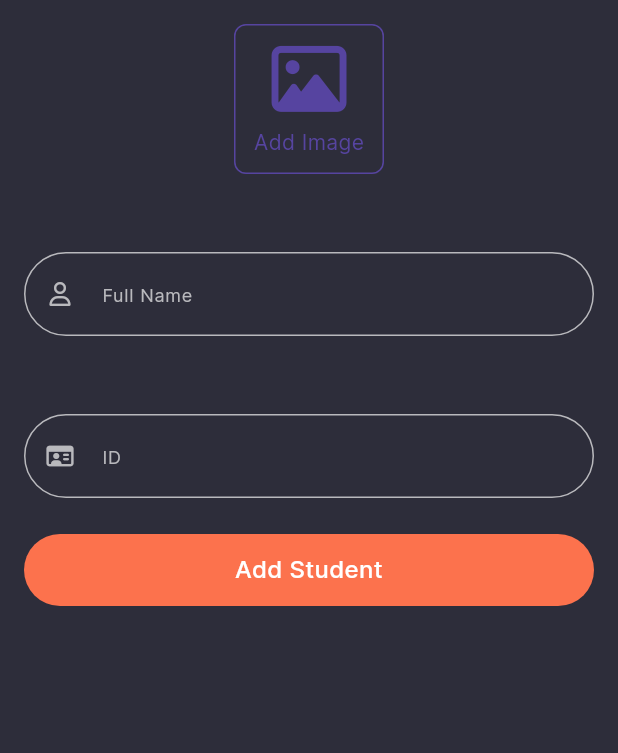
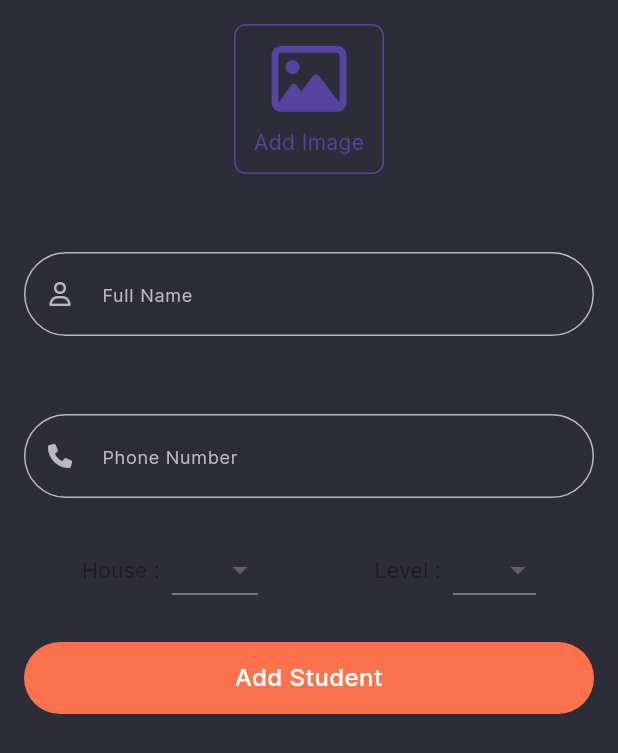
Before and after one commit to AhmedYasserSellow/codealpha_college_app, a Flutter app: the AddStudentSheet widget shown alone on an empty page, opened directly, on a phone screen of 412 x 824 dp. Shown: the top 753 px of the screen. Run offline on Flutter 3.47's test engine with Material 3 defaults, Android fonts, the light colour scheme and no system bars; our stand-ins replace firebase_auth, firebase_core, flutter_bloc, font_awesome_flutter, image_picker, shared_preferences; accounts and stored records are empty; network calls fail.

Commit message:
add student sheet ui added

```diff
--- a/lib/features/admin/presentation/view_models/upload_student_data/upload_student_data_cubit.dart
+++ b/lib/features/admin/presentation/view_models/upload_student_data/upload_student_data_cubit.dart
@@ -9,9 +9,29 @@ class UploadStudentDataCubit extends Cubit<UploadStudentDataState> {
   GlobalKey<FormState> formKey = GlobalKey<FormState>();
   XFile? studentImage;
   TextEditingController studentNameController = TextEditingController();
-  TextEditingController studentIDController = TextEditingController();
+  TextEditingController studentPhoneController = TextEditingController();
+  String? studentHouse;
+  String? studentLevel;
   void pickStudentImage() async {
     studentImage = await ImagePicker().pickImage(source: ImageSource.gallery);
     emit(StudentImagePicked());
   }
+
+  void pickStudentHouse(String house) {
+    studentHouse = house;
+    emit(StudentHousePicked());
+  }
+
+  void pickStudentLevel(String level) {
+    studentLevel = level;
+    emit(StudentLevelPicked());
+  }
+
+  void uploadStudentData() {
+    if (formKey.currentState!.validate()) {
+      emit(UploadStudentDataLoading());
+
+      emit(UploadStudentDataSuccess());
+    }
+  }
 }
--- a/lib/features/admin/presentation/view_models/upload_student_data/upload_student_data_state.dart
+++ b/lib/features/admin/presentation/view_models/upload_student_data/upload_student_data_state.dart
@@ -5,3 +5,11 @@ abstract class UploadStudentDataState {}
 final class UploadStudentDataInitial extends UploadStudentDataState {}
 
 final class StudentImagePicked extends UploadStudentDataState {}
+
+final class UploadStudentDataLoading extends UploadStudentDataState {}
+
+final class UploadStudentDataSuccess extends UploadStudentDataState {}
+
+final class StudentHousePicked extends UploadStudentDataState {}
+
+final class StudentLevelPicked extends UploadStudentDataState {}
--- a/lib/core/widgets/main_button.dart
+++ b/lib/features/admin/presentation/views/widgets/add_button.dart
@@ -1,10 +1,10 @@
 import 'package:flutter/material.dart';
 import 'package:flutter_bloc/flutter_bloc.dart';
 import 'package:hogwarts_college_app/core/utils/colors.dart';
-import 'package:hogwarts_college_app/features/auth/presentation/view_models/auth_cubit/auth_cubit.dart';
+import 'package:hogwarts_college_app/features/admin/presentation/view_models/upload_student_data/upload_student_data_cubit.dart';
 
-class MainButton extends StatelessWidget {
-  const MainButton({
+class AddButton extends StatelessWidget {
+  const AddButton({
     super.key,
     required this.text,
     this.onTap,
@@ -17,7 +17,7 @@ class MainButton extends StatelessWidget {
   final Color textColor;
   @override
   Widget build(BuildContext context) {
-    return BlocBuilder<AuthCubit, AuthState>(
+    return BlocBuilder<UploadStudentDataCubit, UploadStudentDataState>(
       builder: (context, state) {
         return GestureDetector(
           onTap: onTap,
@@ -29,7 +29,7 @@ class MainButton extends StatelessWidget {
               color: buttonColor,
             ),
             child: Center(
-              child: state is AdminButtonisLoading
+              child: state is UploadStudentDataLoading
                   ? const CircularProgressIndicator(
                       color: Colors.white,
                     )
--- a/lib/features/admin/presentation/views/widgets/add_student_sheet.dart
+++ b/lib/features/admin/presentation/views/widgets/add_student_sheet.dart
@@ -1,7 +1,9 @@
 import 'package:flutter/material.dart';
 import 'package:flutter_bloc/flutter_bloc.dart';
 import 'package:font_awesome_flutter/font_awesome_flutter.dart';
-import 'package:hogwarts_college_app/core/widgets/main_button.dart';
+import 'package:hogwarts_college_app/features/admin/presentation/views/widgets/select_house.dart';
+import 'package:hogwarts_college_app/features/admin/presentation/views/widgets/select_level.dart';
+import 'package:hogwarts_college_app/features/auth/presentation/views/widgets/auth_button.dart';
 import 'package:hogwarts_college_app/core/widgets/text_field.dart';
 import 'package:hogwarts_college_app/features/admin/presentation/view_models/upload_student_data/upload_student_data_cubit.dart';
 import 'package:hogwarts_college_app/features/admin/presentation/views/widgets/upload_image_box.dart';
@@ -34,12 +36,41 @@ class AddStudentSheet extends StatelessWidget {
                     .studentNameController,
               ),
               CustomTextField(
-                title: 'ID',
-                icon: FontAwesomeIcons.idCard,
-                controller:
-                    context.read<UploadStudentDataCubit>().studentIDController,
+                title: 'Phone Number',
+                icon: FontAwesomeIcons.phone,
+                controller: context
+                    .read<UploadStudentDataCubit>()
+                    .studentPhoneController,
               ),
-              MainButton(
+              const Row(
+                mainAxisAlignment: MainAxisAlignment.spaceAround,
+                children: [
+                  Row(
+                    mainAxisSize: MainAxisSize.min,
+                    children: [
+                      Text('House :'),
+                      SizedBox(
+                        width: 8,
+                      ),
+                      SelectHouse(),
+                    ],
+                  ),
+                  Row(
+                    mainAxisSize: MainAxisSize.min,
+                    children: [
+                      Text('Level :'),
+                      SizedBox(
+                        width: 8,
+                      ),
+                      SelectLevel(),
+                    ],
+                  ),
+                ],
+              ),
+              const SizedBox(
+                height: 24,
+              ),
+              AuthButton(
                 text: 'Add Student',
                 onTap: () {},
               ),
--- /dev/null
+++ b/lib/features/admin/presentation/views/widgets/select_house.dart
@@ -0,0 +1,40 @@
+import 'package:flutter/material.dart';
+import 'package:flutter_bloc/flutter_bloc.dart';
+import 'package:hogwarts_college_app/features/admin/presentation/view_models/upload_student_data/upload_student_data_cubit.dart';
+
+class SelectHouse extends StatelessWidget {
+  const SelectHouse({
+    super.key,
+  });
+  static const List<String> items = [
+    'GRY',
+    'HUF',
+    'RAV',
+    'SLY',
+  ];
+
+  @override
+  Widget build(BuildContext context) {
+    return BlocBuilder<UploadStudentDataCubit, UploadStudentDataState>(
+      builder: (context, state) {
+        return DropdownButton(
+          value: context.read<UploadStudentDataCubit>().studentHouse,
+          items: items.map(
+            (String value) {
+              return DropdownMenuItem(
+                value: value,
+                child: Text(
+                  value,
+                  style: const TextStyle(color: Colors.black),
+                ),
+              );
+            },
+          ).toList(),
+          onChanged: (String? value) {
+            context.read<UploadStudentDataCubit>().pickStudentHouse(value!);
+          },
+        );
+      },
+    );
+  }
+}
--- /dev/null
+++ b/lib/features/admin/presentation/views/widgets/select_level.dart
@@ -0,0 +1,40 @@
+import 'package:flutter/material.dart';
+import 'package:flutter_bloc/flutter_bloc.dart';
+import 'package:hogwarts_college_app/features/admin/presentation/view_models/upload_student_data/upload_student_data_cubit.dart';
+
+class SelectLevel extends StatelessWidget {
+  const SelectLevel({
+    super.key,
+  });
+  static const List<String> items = [
+    '000',
+    '100',
+    '200',
+    '300',
+  ];
+
+  @override
+  Widget build(BuildContext context) {
+    return BlocBuilder<UploadStudentDataCubit, UploadStudentDataState>(
+      builder: (context, state) {
+        return DropdownButton(
+          value: context.read<UploadStudentDataCubit>().studentLevel,
+          items: items.map(
+            (String value) {
+              return DropdownMenuItem(
+                value: value,
+                child: Text(
+                  value,
+                  style: const TextStyle(color: Colors.black),
+                ),
+              );
+            },
+          ).toList(),
+          onChanged: (String? value) {
+            context.read<UploadStudentDataCubit>().pickStudentLevel(value!);
+          },
+        );
+      },
+    );
+  }
+}
--- a/lib/features/auth/data/repos/auth_repo_impl.dart
+++ b/lib/features/auth/data/repos/auth_repo_impl.dart
@@ -2,6 +2,7 @@ import 'package:firebase_auth/firebase_auth.dart';
 import 'package:flutter/material.dart';
 import 'package:hogwarts_college_app/core/utils/routes.dart';
 import 'package:hogwarts_college_app/features/auth/data/repos/auth_repo.dart';
+import 'package:shared_preferences/shared_preferences.dart';
 
 class AuthRepoImpl implements AuthRepo {
   @override
@@ -10,6 +11,8 @@ class AuthRepoImpl implements AuthRepo {
     try {
       await FirebaseAuth.instance
           .signInWithEmailAndPassword(email: email, password: password);
+      final prefs = await SharedPreferences.getInstance();
+      prefs.setInt('isLoggedIn', 1);
       if (context.mounted) {
         Navigator.pushReplacementNamed(
           context,
@@ -37,6 +40,8 @@ class AuthRepoImpl implements AuthRepo {
   @override
   Future signOut(BuildContext context) async {
     await FirebaseAuth.instance.signOut();
+    final prefs = await SharedPreferences.getInstance();
+    prefs.setInt('isLoggedIn', 0);
     if (context.mounted) {
       Navigator.pushReplacementNamed(
         context,
--- a/lib/features/auth/presentation/views/auth_view.dart
+++ b/lib/features/auth/presentation/views/auth_view.dart
@@ -47,6 +47,7 @@ class AuthView extends StatelessWidget {
                     context.read<AuthCubit>().currentIndex == 0
                         ? const AdminSignInForm()
                         : const StudentSignInForm(),
+                    const SizedBox(height: 16),
                   ],
                 ),
               ),
--- a/lib/features/auth/presentation/views/widgets/admin_sign_in_form.dart
+++ b/lib/features/auth/presentation/views/widgets/admin_sign_in_form.dart
@@ -4,7 +4,7 @@ import 'package:font_awesome_flutter/font_awesome_flutter.dart';
 import 'package:hogwarts_college_app/core/widgets/text_field.dart';
 import 'package:hogwarts_college_app/features/auth/presentation/view_models/auth_cubit/auth_cubit.dart';
 import 'package:hogwarts_college_app/features/auth/presentation/views/widgets/eye.dart';
-import 'package:hogwarts_college_app/core/widgets/main_button.dart';
+import 'package:hogwarts_college_app/features/auth/presentation/views/widgets/auth_button.dart';
 
 class AdminSignInForm extends StatelessWidget {
   const AdminSignInForm({
@@ -27,7 +27,7 @@ class AdminSignInForm extends StatelessWidget {
           icon: FontAwesomeIcons.envelope,
           controller: context.read<AuthCubit>().adminPasswordController,
         ),
-        MainButton(
+        AuthButton(
           text: 'Sign In',
           onTap: () {
             context.read<AuthCubit>().adminSignIn(context);
--- /dev/null
+++ b/lib/features/auth/presentation/views/widgets/auth_button.dart
@@ -0,0 +1,51 @@
+import 'package:flutter/material.dart';
+import 'package:flutter_bloc/flutter_bloc.dart';
+import 'package:hogwarts_college_app/core/utils/colors.dart';
+import 'package:hogwarts_college_app/features/auth/presentation/view_models/auth_cubit/auth_cubit.dart';
+
+class AuthButton extends StatelessWidget {
+  const AuthButton({
+    super.key,
+    required this.text,
+    this.onTap,
+    this.buttonColor = PrimaryColors.main,
+    this.textColor = Colors.white,
+  });
+  final String text;
+  final void Function()? onTap;
+  final Color buttonColor;
+  final Color textColor;
+  @override
+  Widget build(BuildContext context) {
+    return BlocBuilder<AuthCubit, AuthState>(
+      builder: (context, state) {
+        return GestureDetector(
+          onTap: onTap,
+          child: Container(
+            width: double.infinity,
+            height: 48,
+            decoration: BoxDecoration(
+              borderRadius: BorderRadius.circular(52),
+              color: buttonColor,
+            ),
+            child: Center(
+              child: state is AdminButtonisLoading
+                  ? const CircularProgressIndicator(
+                      color: Colors.white,
+                    )
+                  : Text(
+                      text,
+                      textAlign: TextAlign.center,
+                      style: TextStyle(
+                        color: textColor,
+                        fontSize: 16,
+                        fontWeight: FontWeight.w500,
+                      ),
+                    ),
+            ),
+          ),
+        );
+      },
+    );
+  }
+}
--- a/lib/features/auth/presentation/views/widgets/student_sign_in_form.dart
+++ b/lib/features/auth/presentation/views/widgets/student_sign_in_form.dart
@@ -4,7 +4,7 @@ import 'package:font_awesome_flutter/font_awesome_flutter.dart';
 import 'package:hogwarts_college_app/core/widgets/text_field.dart';
 import 'package:hogwarts_college_app/features/auth/presentation/view_models/auth_cubit/auth_cubit.dart';
 import 'package:hogwarts_college_app/features/auth/presentation/views/widgets/eye.dart';
-import 'package:hogwarts_college_app/core/widgets/main_button.dart';
+import 'package:hogwarts_college_app/features/auth/presentation/views/widgets/auth_button.dart';
 
 class StudentSignInForm extends StatelessWidget {
   const StudentSignInForm({
@@ -27,7 +27,7 @@ class StudentSignInForm extends StatelessWidget {
           icon: FontAwesomeIcons.envelope,
           controller: context.read<AuthCubit>().studentPasswordController,
         ),
-        const MainButton(text: 'Sign In'),
+        const AuthButton(text: 'Sign In'),
       ],
     );
   }
--- a/pubspec.yaml
+++ b/pubspec.yaml
@@ -40,6 +40,7 @@ dependencies:
   flutter_svg: ^2.0.10+1
   font_awesome_flutter: ^10.7.0
   image_picker: ^1.1.2
+  shared_preferences: ^2.2.3
 
 dev_dependencies:
   flutter_lints: ^3.0.0
```
Also changed, not shown: lib/features/admin/presentation/views/manage_students_view.dart (+11 -15 lines), lib/features/admin/presentation/views/widgets/student_item.dart (+5 -6 lines), lib/main.dart (+13 -4 lines), pubspec.lock, 2 other files.
